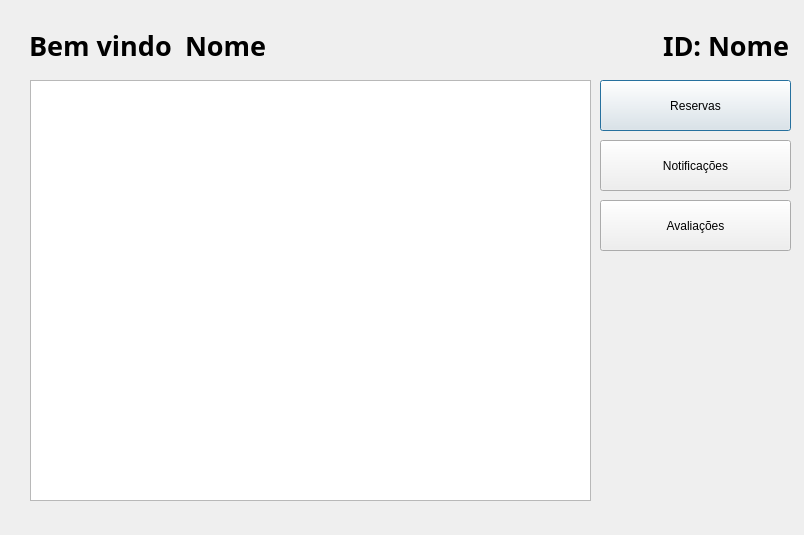
First picture: the form in clientes/telacliente.ui, repository ViniiGabriel/hotelQT, before the edit.
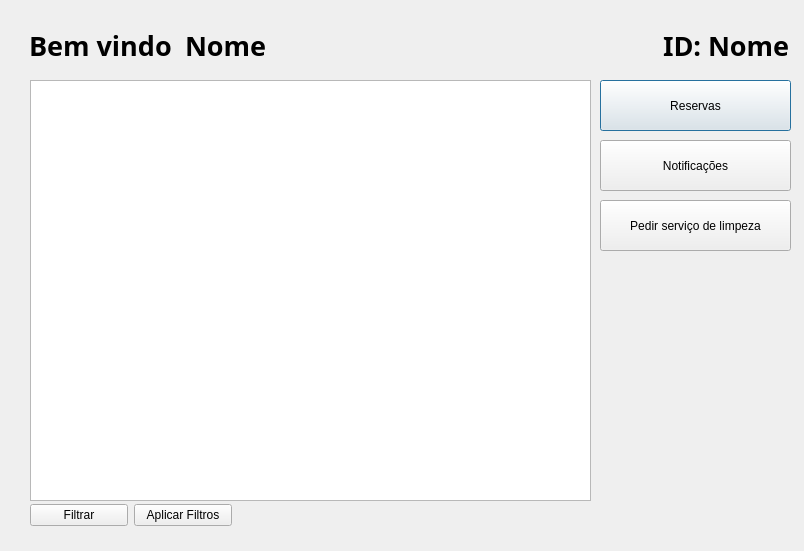
Second picture: the form after the edit.

What changed in the file:
```diff
--- a/clientes/telacliente.ui
+++ b/clientes/telacliente.ui
@@ -7,7 +7,7 @@
     <x>0</x>
     <y>0</y>
     <width>804</width>
-    <height>535</height>
+    <height>551</height>
    </rect>
   </property>
   <property name="windowTitle">
@@ -140,9 +140,35 @@
     </rect>
    </property>
    <property name="text">
-    <string>Avaliações</string>
+    <string>Pedir serviço de limpeza</string>
    </property>
   </widget>
+  <widget class="QWidget" name="">
+   <property name="geometry">
+    <rect>
+     <x>30</x>
+     <y>500</y>
+     <width>202</width>
+     <height>31</height>
+    </rect>
+   </property>
+   <layout class="QHBoxLayout" name="horizontalLayout_2">
+    <item>
+     <widget class="QPushButton" name="btn_filtrar">
+      <property name="text">
+       <string>Filtrar</string>
+      </property>
+     </widget>
+    </item>
+    <item>
+     <widget class="QPushButton" name="btn_aplicarFiltros">
+      <property name="text">
+       <string>Aplicar Filtros</string>
+      </property>
+     </widget>
+    </item>
+   </layout>
+  </widget>
  </widget>
  <resources/>
  <connections/>
```
Left out of the diff: 4 changed lines with no effect on the pictures.
